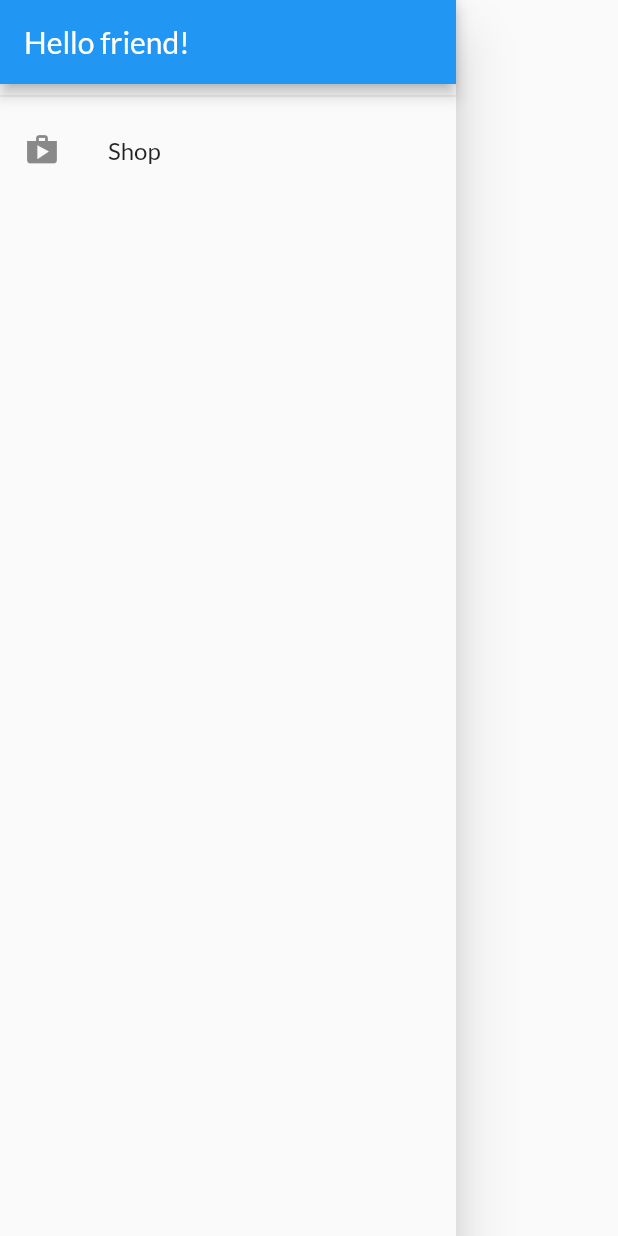
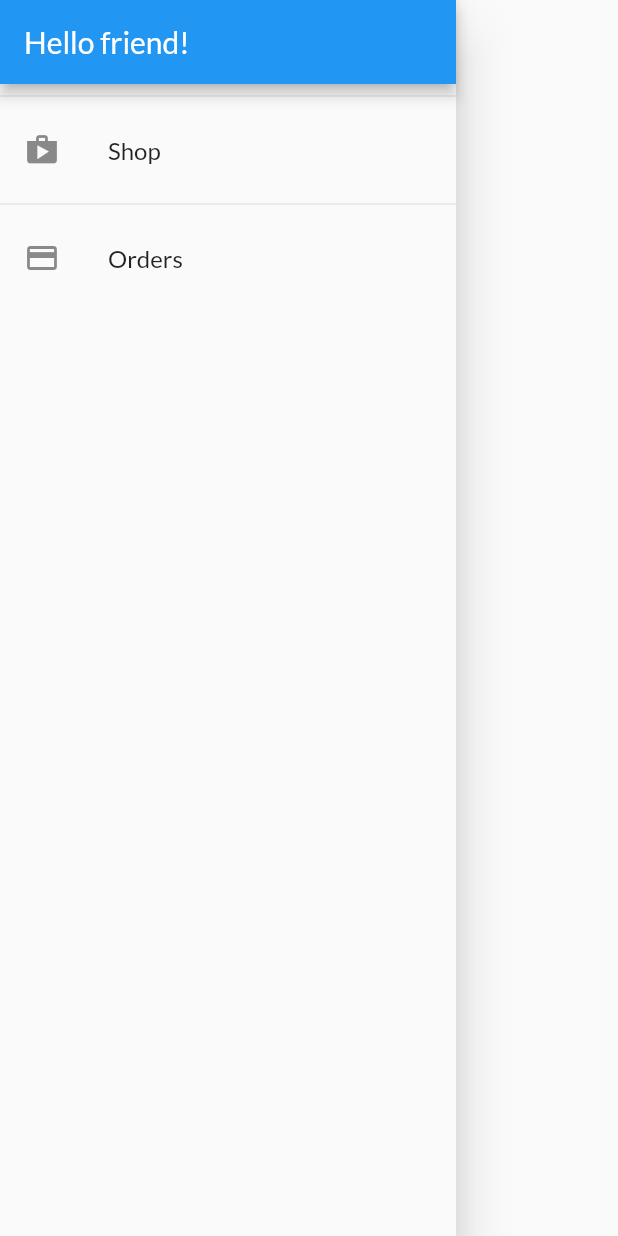
Before and after one commit to godfather-is-me/Shop-App, a Flutter app: the AppDrawer widget shown alone on an empty page, opened directly, on a phone screen of 412 x 824 dp. Run offline on Flutter 3.47's test engine with Material 2 defaults, Android fonts, the phone set to English and light mode, and no system bars; network calls fail.

Commit message:
added drawer

```diff
--- a/lib/main.dart
+++ b/lib/main.dart
@@ -5,6 +5,7 @@ import 'package:shop_app/providers/orders.dart';
 import 'screens/products_overview_screen.dart';
 import 'screens/product_detail_screen.dart';
 import 'screens/cart_screen.dart';
+import 'screens/orders_screen.dart';
 import './providers/products.dart';
 import './providers/cart.dart';
 
@@ -38,6 +39,7 @@ class MyApp extends StatelessWidget {
         routes: {
           ProductDetailScreen.routename: (ctx) => ProductDetailScreen(),
           CartScreen.routeName: (ctx) => CartScreen(),
+          OrdersScreen.routeName: (ctx) => OrdersScreen(),
         },
       ),
     );
--- a/lib/screens/orders_screen.dart
+++ b/lib/screens/orders_screen.dart
@@ -1,10 +1,13 @@
 import 'package:flutter/material.dart';
 import 'package:provider/provider.dart';
+import 'package:shop_app/widgets/app_drawer.dart';
 
 import '../providers/orders.dart' show Orders;
 import '../widgets/order_item.dart';
 
 class OrdersScreen extends StatelessWidget {
+  static const routeName = '/orders';
+
   @override
   Widget build(BuildContext context) {
     final orderData = Provider.of<Orders>(context);
@@ -12,6 +15,7 @@ class OrdersScreen extends StatelessWidget {
       appBar: AppBar(
         title: Text('Your orders'),
       ),
+      drawer: AppDrawer(),
       body: ListView.builder(
         itemCount: orderData.orders.length,
         itemBuilder: (ctx, i) => OrderItem(
--- a/lib/screens/products_overview_screen.dart
+++ b/lib/screens/products_overview_screen.dart
@@ -2,6 +2,7 @@ import 'package:flutter/material.dart';
 import 'package:provider/provider.dart';
 import 'package:shop_app/providers/products.dart';
 import 'package:shop_app/screens/cart_screen.dart';
+import 'package:shop_app/widgets/app_drawer.dart';
 import '../providers/cart.dart';
 import 'package:shop_app/widgets/original.dart';
 
@@ -65,6 +66,7 @@ class _ProductOverviewScreenState extends State<ProductOverviewScreen> {
           ),
         ],
       ),
+      drawer: AppDrawer(),
       body: ProductsGrid(_showOnlyFavorites),
     );
   }
--- a/lib/widgets/app_drawer.dart
+++ b/lib/widgets/app_drawer.dart
@@ -1,4 +1,6 @@
 import 'package:flutter/material.dart';
+
+import '../screens/orders_screen.dart';
 
 class AppDrawer extends StatelessWidget {
   @override
@@ -17,7 +19,16 @@ class AppDrawer extends StatelessWidget {
             onTap: () {
               Navigator.of(context).pushReplacementNamed('/');
             },
-          )
+          ),
+          Divider(),
+          ListTile(
+            leading: Icon(Icons.payment),
+            title: Text('Orders'),
+            onTap: () {
+              Navigator.of(context)
+                  .pushReplacementNamed(OrdersScreen.routeName);
+            },
+          ),
         ],
       ),
     );
--- a/lib/widgets/order_item.dart
+++ b/lib/widgets/order_item.dart
@@ -17,7 +17,7 @@ class OrderItem extends StatelessWidget {
           ListTile(
             title: Text('\$${order.amount}'),
             subtitle: Text(
-              DateFormat('dd MM yyyy hh:mm').format(order.dateTime),
+              DateFormat('dd/MM/yyyy hh:mm').format(order.dateTime),
             ),
             trailing:
                 IconButton(icon: Icon(Icons.expand_more), onPressed: null),
```
